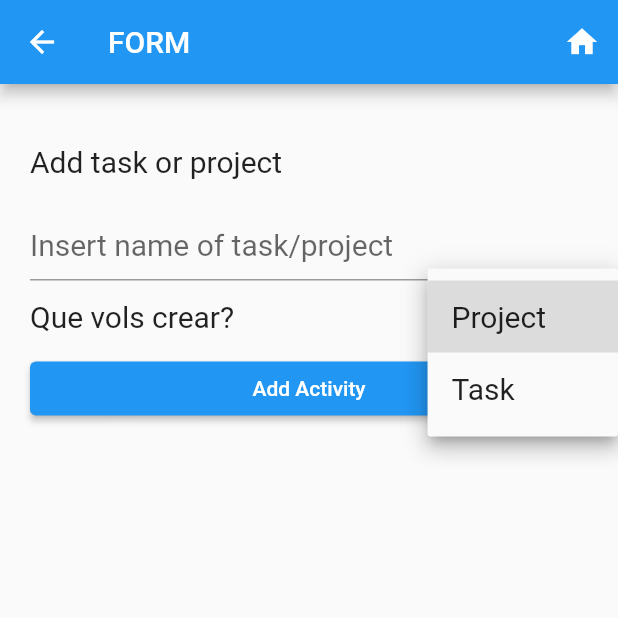
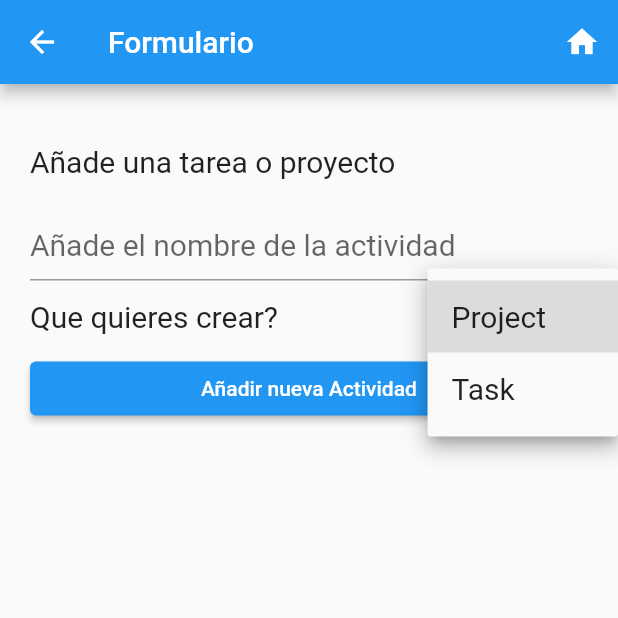
Before and after one commit to alexpardilla/codelab_timetracker.iml, a Flutter app: the PageAddActivity screen opened directly with empty values, after a tap on "Project", on a phone screen of 412 x 824 dp, the top half of it. Run offline on Flutter 3.47's test engine with Material 2 defaults, Android fonts, the phone set to English and light mode, and no system bars; network calls fail.

Commit message:
Traducir al ESPAÑOL

```diff
--- a/lib/main.dart
+++ b/lib/main.dart
@@ -1,4 +1,3 @@
-import 'package:codelab_timetracker/page_intervals.dart';
 import 'package:codelab_timetracker/page_activities.dart';
 import 'package:flutter/material.dart';
 
--- a/lib/page_activities.dart
+++ b/lib/page_activities.dart
@@ -31,7 +31,7 @@ class _PageActivitiesState extends State<PageActivities> {
   void initState() {
     super.initState();
     id = widget.id;
-    futureTree = getTree(id, depth);
+    futureTree = getTree(id);
     _activateTimer();
     //tree = getTree();
   }
@@ -81,9 +81,9 @@ class _PageActivitiesState extends State<PageActivities> {
                 alignment: Alignment.center,
                 child: Text('Nom: ${snapshot.data!.root.name}\n'
                     'Data final: ${snapshot.data!.root.initialDate != null ?
-                  snapshot.data!.root.initialDate.toString().split('.').first : "No hi ha temps"}\n'
-                    'Data Inicial: ${snapshot.data!.root.finalDate != null ?
-                  snapshot.data!.root.finalDate.toString().split('.').first : "No hi ha temps"}\n'
+                  snapshot.data!.root.initialDate.toString().split('.').first : "No hay tiempo"}\n'
+                    'Data inicial: ${snapshot.data!.root.finalDate != null ?
+                  snapshot.data!.root.finalDate.toString().split('.').first : "No hay tiempo"}\n'
                     'Duración total: ${snapshot.data!.root.duration}\n'
                     'Id: ${snapshot.data!.root.id}\n',
                     style: Theme.of(context)
@@ -124,16 +124,16 @@ class _PageActivitiesState extends State<PageActivities> {
 
     if (activity is Project) {
       return ListTile(
-        title: Text('${activity.name} \nDuration: $strDuration'),
-        subtitle: const Text('Project'),
+        title: Text('${activity.name} \nDuración: $strDuration'),
+        subtitle: const Text('Proyecto'),
         onTap: () => _navigateDownActivities(activity.id),
       );
     } else if (activity is Task) {
       Task task = activity;
       // at the moment is the same, maybe changes in the future
       return ListTile(
-        title: Text('${task.name} \nDuration: $strDuration'),
-        subtitle: Text('Task \n${task.active ? "Actiu" :  "No actiu"} '),
+        title: Text('${task.name} \nDuración: $strDuration'),
+        subtitle: Text('Tarea \n${task.active ? "Activo" :  "No activo"} '),
         onTap: () => _navigateDownIntervals(task.id),
         trailing: IconButton(
         icon: (activity).active ? const Icon(Icons.pause_circle_outline) : const Icon(Icons.play_circle_fill_outlined),
@@ -148,7 +148,7 @@ class _PageActivitiesState extends State<PageActivities> {
         }),
       );
     } else {
-      throw(Exception("Activity that is neither a Task or a Project"));
+      throw(Exception("La actividad no es ni una tarea ni un proyecto"));
       // this solves the problem of return Widget is not nullable because an
       // Exception is also a Widget?
     }
@@ -178,13 +178,13 @@ class _PageActivitiesState extends State<PageActivities> {
   }
 
   void _refresh() async {
-    futureTree = getTree(id, depth);
+    futureTree = getTree(id);
     setState(() {});
   }
 
   void _activateTimer() {
     _timer = Timer.periodic(const Duration(seconds: periodRefresh), (Timer t) {
-      futureTree = getTree(id, depth);
+      futureTree = getTree(id);
       setState(() {});
     });
   }
--- a/lib/page_addActivity.dart
+++ b/lib/page_addActivity.dart
@@ -36,7 +36,7 @@ class _PageAddActivityState extends State<PageAddActivity> {
     return SafeArea(child:
       Scaffold(
         appBar: AppBar(
-          title: Text("FORM"),
+          title: Text("Formulario"),
           actions: <Widget>[
             IconButton(icon: Icon(Icons.home),
                 onPressed: () {
@@ -62,11 +62,11 @@ class _PageAddActivityState extends State<PageAddActivity> {
           children: [
             Container(
               padding: const EdgeInsets.symmetric(vertical: 20),
-              child: Text('Add task or project'),
+              child: Text('Añade una tarea o proyecto'),
             ),
             TextFormField(
               controller: _name,
-              decoration: InputDecoration(hintText: 'Insert name of task/project'),
+              decoration: InputDecoration(hintText: 'Añade el nombre de la actividad'),
             ),
             Expanded(
                 child: Row(
@@ -74,7 +74,7 @@ class _PageAddActivityState extends State<PageAddActivity> {
                   children: <Widget>[
                     Expanded(
                       child: Container(
-                        child: Text('Que vols crear?'),
+                        child: Text('Que quieres crear?'),
 
                       ),
                     ),
@@ -98,7 +98,7 @@ class _PageAddActivityState extends State<PageAddActivity> {
 
             ),
             ElevatedButton(
-              child: const Text('Add Activity'),
+              child: const Text('Añadir nueva Actividad'),
               onPressed: () => createActivity(_name.text, _vistaC ,id),
             )
           ],
--- a/lib/page_intervals.dart
+++ b/lib/page_intervals.dart
@@ -28,7 +28,7 @@ class _PageIntervalsState extends State<PageIntervals> {
   void initState() {
     super.initState();
     id_task = widget.id;
-    futureTree = getTree(id_task, depth);
+    futureTree = getTree(id_task);
     _activateTimer();
     //tree = Tree.getTreeTask();
     // the root is a task and the children its intervals
@@ -45,7 +45,7 @@ class _PageIntervalsState extends State<PageIntervals> {
           int numChildren = snapshot.data!.root.children.length;
           return Scaffold(
             appBar: AppBar(
-              title: Text("Intervals de " +snapshot.data!.root.name),
+              title: Text("Intervalos de " +snapshot.data!.root.name),
 
               actions: <Widget>[
                 IconButton(icon: Icon(Icons.home),
@@ -94,21 +94,21 @@ class _PageIntervalsState extends State<PageIntervals> {
     String strFinalDate = interval.finalDate.toString().split('.')[0];
 
       return ListTile(
-        title: Text('DATA INICI: ${strInitialDate} \nFINS ${strFinalDate}'),
-        subtitle: Text('${interval.active}' == 'true' ? "Active" : "Not active"),
-        trailing: Text('Duracion total\n${interval.duration}'),
+        title: Text('Data inicio: ${strInitialDate} \nFINS ${strFinalDate}'),
+        subtitle: Text('${interval.active}' == 'true' ? "Activo" : "No activo"),
+        trailing: Text('Duración total\n${strDuration}'),
       );
 
   }
 
   void _refresh() async {
-    futureTree = getTree(id_task, depth);
+    futureTree = getTree(id_task);
     setState(() {});
   }
 
   void _activateTimer() {
     _timer = Timer.periodic(Duration(seconds: periodeRefresh), (Timer t) {
-      futureTree = getTree(id_task, depth);
+      futureTree = getTree(id_task);
       setState(() {});
     });
   }
--- a/lib/requests.dart
+++ b/lib/requests.dart
@@ -19,8 +19,9 @@ const String baseUrl = "http://localhost:8080";
 // https://newbedev.com/how-can-i-access-my-localhost-from-my-android-device
 // look for "Portable solution with ngrok"
 
-Future<Tree> getTree(int id, int depth) async {
-  var uri = Uri.parse("$baseUrl/get_tree?$id&$depth");
+Future<Tree> getTree(int id) async {
+  //var uri = Uri.parse("$baseUrl/get_tree?$id&$depth");
+  var uri = Uri.parse("$baseUrl/get_tree?$id");
   // see https://pub.dev/packages/http for examples of use
   final response = await client.get(uri);
   // response is NOT a Future because of await but since getTree() is async,
@@ -65,7 +66,6 @@ Future<void> createActivity(String name, String className,int fatherId) async {
   var uri = Uri.parse("$baseUrl/createActivity?$name&$fatherId&$className");
   final response = await client.get(uri);
   if (response.statusCode == 200) {
-    print("createActivity?$name&=$fatherId&=$className");
     print("statusCode=$response.statusCode");
   } else {
     print("statusCode=$response.statusCode");
```
